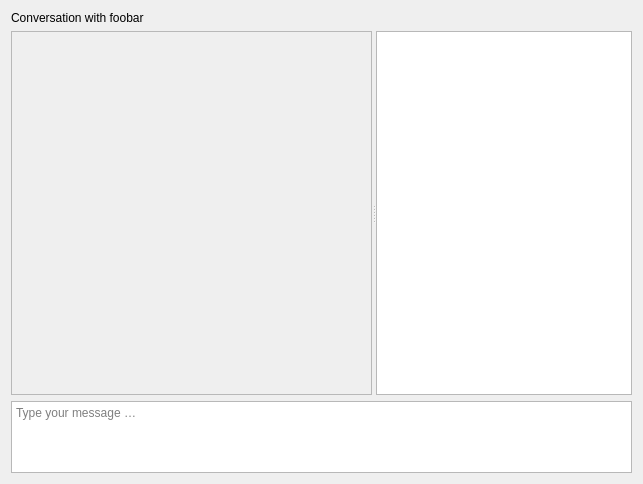
Qt form data/p2p_conversation.ui (jabbercat/jabbercat) before a commit.
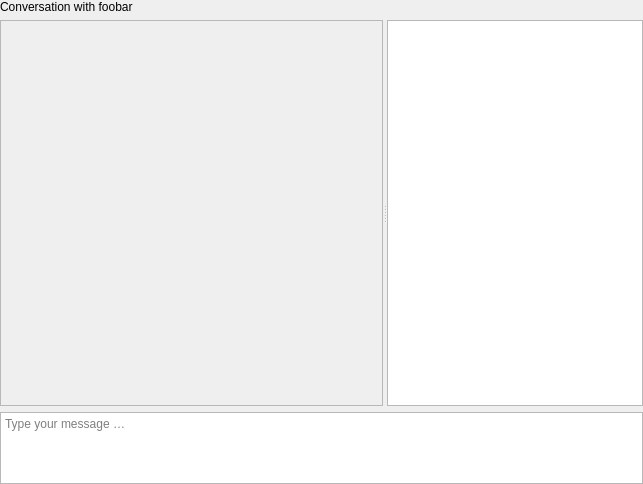
The same form after that commit. Custom widgets are drawn as their Qt base class.

Commit message: Remove margins in conversation view

```diff
--- a/data/p2p_conversation.ui
+++ b/data/p2p_conversation.ui
@@ -14,6 +14,18 @@
    <string>Form</string>
   </property>
   <layout class="QVBoxLayout" name="verticalLayout">
+   <property name="leftMargin">
+    <number>0</number>
+   </property>
+   <property name="topMargin">
+    <number>0</number>
+   </property>
+   <property name="rightMargin">
+    <number>0</number>
+   </property>
+   <property name="bottomMargin">
+    <number>0</number>
+   </property>
    <item>
     <widget class="QLabel" name="title_label">
      <property name="text">
```
